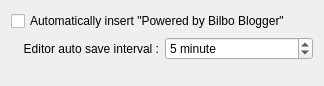
The window that bilbo/editorsettingsbase.ui (mtux/bilbo) describes before a commit, drawn with Qt 5.
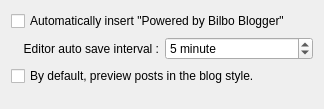
The same window after the commit. Custom widgets are drawn as their Qt base class.

Commit message: Add an option to the configuration window, so that user can disable/enable using blog style by default.

```diff
--- a/bilbo/editorsettingsbase.ui
+++ b/bilbo/editorsettingsbase.ui
@@ -6,7 +6,7 @@
     <x>0</x>
     <y>0</y>
     <width>324</width>
-    <height>86</height>
+    <height>109</height>
    </rect>
   </property>
   <layout class="QGridLayout" name="gridLayout" >
@@ -46,7 +46,7 @@
      </property>
     </widget>
    </item>
-   <item row="2" column="0" colspan="2" >
+   <item row="3" column="0" colspan="2" >
     <spacer name="verticalSpacer" >
      <property name="orientation" >
       <enum>Qt::Vertical</enum>
@@ -59,6 +59,13 @@
      </property>
     </spacer>
    </item>
+   <item row="2" column="0" colspan="2" >
+    <widget class="QCheckBox" name="kcfg_previewInBlogStyle" >
+     <property name="text" >
+      <string>By default, preview posts in the blog style.</string>
+     </property>
+    </widget>
+   </item>
   </layout>
  </widget>
  <customwidgets>
```
The commit also changes 2 other files.
